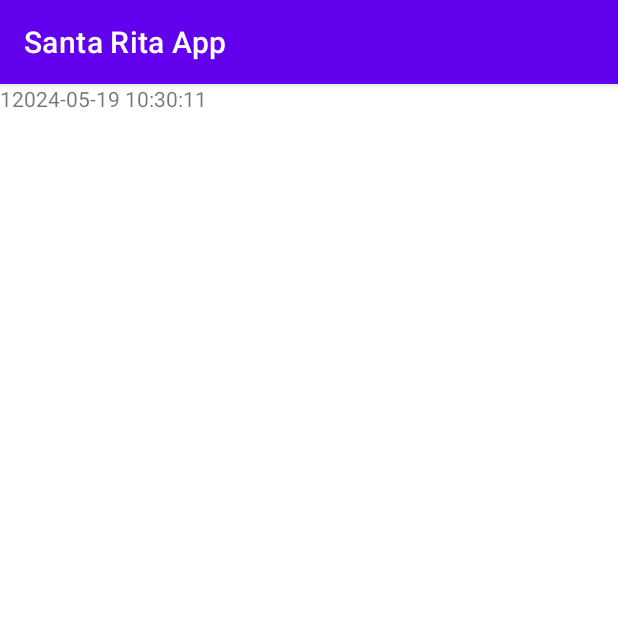
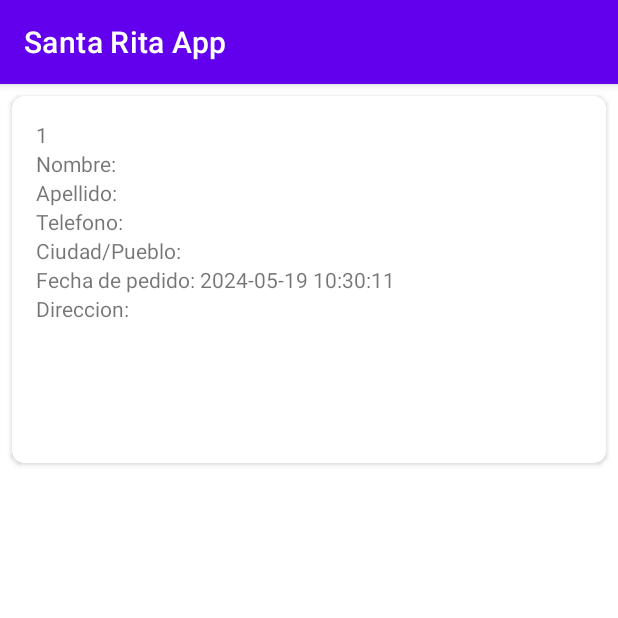
Before and after one commit to 777Undefined777/SantaRitaStore, an Android app: the CommandViewActivity screen opened directly, with no data from a screen before it, on a phone screen of 412 x 824 dp, the top half of it. Run offline under Robolectric (Android 15) with nearby library versions, the phone set to English and light mode, and no system bars.

Commit message:
commit init

```diff
--- a/app/src/main/java/com/example/intento/AdminSQLiteOpenHelper.java
+++ b/app/src/main/java/com/example/intento/AdminSQLiteOpenHelper.java
@@ -5,6 +5,9 @@ import android.content.Context;
 import android.database.Cursor;
 import android.database.sqlite.SQLiteDatabase;
 import android.database.sqlite.SQLiteOpenHelper;
+
+import java.util.ArrayList;
+import java.util.List;
 
 public class AdminSQLiteOpenHelper extends SQLiteOpenHelper {
 
@@ -63,6 +66,17 @@ public class AdminSQLiteOpenHelper extends SQLiteOpenHelper {
                 + "time TEXT)";
         db.execSQL(createProductTableQuery);
 
+        // Crear tabla detalled pedido
+        String createCommandDetailTableQuery = "CREATE TABLE IF NOT EXISTS command_detail ("
+                + "id INTEGER PRIMARY KEY AUTOINCREMENT,"
+                + "product_name TEXT,"
+                + "price TEXT,"
+                + "quantity INTEGER,"
+                + "total_price REAL,"
+                + "command_id INTEGER," // Agregada la columna command_id
+                + "FOREIGN KEY (command_id) REFERENCES commands(id))";
+        db.execSQL(createCommandDetailTableQuery);
+
         // Crear tabla de carrito
         String createCardTableQuery = "CREATE TABLE IF NOT EXISTS cards ("
                 + "id INTEGER PRIMARY KEY AUTOINCREMENT,"
@@ -80,9 +94,6 @@ public class AdminSQLiteOpenHelper extends SQLiteOpenHelper {
         db.execSQL(createCardTableQuery);
     }
 
-
-
-
     // Método para actualizar la estructura de la base de datos
     @Override
     public void onUpgrade(SQLiteDatabase db, int oldVersion, int newVersion) {
@@ -91,6 +102,7 @@ public class AdminSQLiteOpenHelper extends SQLiteOpenHelper {
         db.execSQL("DROP TABLE IF EXISTS commands");
         db.execSQL("DROP TABLE IF EXISTS products");
         db.execSQL("DROP TABLE IF EXISTS cards");
+        db.execSQL("DROP TABLE IF EXISTS command_detail");
         // Crear la estructura de la base de datos nuevamente
         onCreate(db);
     }
@@ -117,8 +129,29 @@ public class AdminSQLiteOpenHelper extends SQLiteOpenHelper {
         // Ejecuta la consulta y devuelve el cursor con los resultados
         return db.rawQuery(query, null);
     }
+
     public Cursor getAllCommands(SQLiteDatabase db) {
         String query = "SELECT id, name, lastname, phone, city, date, address FROM commands";
         return db.rawQuery(query, null);
     }
+
+    public List<CommandDetail> getCommandDetails(SQLiteDatabase db, long commandId) {
+        List<CommandDetail> details = new ArrayList<>();
+        Cursor cursor = db.rawQuery("SELECT * FROM command_detail WHERE command_id = ?", new String[]{String.valueOf(commandId)});
+
+        if (cursor.moveToFirst()) {
+            do {
+                long id = cursor.getLong(cursor.getColumnIndexOrThrow("id"));
+                long cmdId = cursor.getLong(cursor.getColumnIndexOrThrow("command_id"));
+                String productName = cursor.getString(cursor.getColumnIndexOrThrow("product_name"));
+                String price = cursor.getString(cursor.getColumnIndexOrThrow("price"));
+                int quantity = cursor.getInt(cursor.getColumnIndexOrThrow("quantity"));
+                double totalPrice = cursor.getDouble(cursor.getColumnIndexOrThrow("total_price"));
+
+                details.add(new CommandDetail(id, cmdId, productName, price, quantity, totalPrice));
+            } while (cursor.moveToNext());
+        }
+        cursor.close();
+        return details;
+    }
 }
--- a/app/src/main/java/com/example/intento/CommandAdapter.java
+++ b/app/src/main/java/com/example/intento/CommandAdapter.java
@@ -9,12 +9,17 @@ import android.widget.TextView;
 import androidx.annotation.NonNull;
 import androidx.recyclerview.widget.RecyclerView;
 
+import java.util.ArrayList;
+import java.util.List;
+
 public class CommandAdapter extends RecyclerView.Adapter<CommandAdapter.CommandViewHolder> {
 
     private Cursor mCursor;
+    private List<CommandDetail> commandDetails;
 
-    public CommandAdapter(Cursor cursor) {
+    public CommandAdapter(Cursor cursor, List<CommandDetail> commandDetails) {
         mCursor = cursor;
+        this.commandDetails = commandDetails;
     }
 
     @NonNull
@@ -40,14 +45,30 @@ public class CommandAdapter extends RecyclerView.Adapter<CommandAdapter.CommandV
         @SuppressLint("Range") String address = mCursor.getString(mCursor.getColumnIndex("address"));
 
         holder.textViewId.setText(String.valueOf(id));
-        holder.textViewName.setText(name);
-        holder.textViewLastname.setText(lastname);
-        holder.textViewPhone.setText(phone);
-        holder.textViewCity.setText(city);
-        holder.textViewDate.setText(date);
-        holder.textViewAddress.setText(address);
+        holder.textViewName.setText("Nombre: "+name);
+        holder.textViewLastname.setText("Apellido: "+lastname);
+        holder.textViewPhone.setText("Telefono: "+phone);
+        holder.textViewCity.setText("Ciudad/Pueblo: "+city);
+        holder.textViewDate.setText("Fecha de pedido: "+date);
+        holder.textViewAddress.setText("Direccion: "+address);
 
+        // Filtrar la lista de detalles de productos para obtener solo los detalles del producto del pedido actual
+        List<CommandDetail> filteredDetails = new ArrayList<>();
+        for (CommandDetail detail : commandDetails) {
+            if (detail.getCommandId() == id) {
+                filteredDetails.add(detail);
+            }
+        }
+
+        // Mostrar los detalles del producto
+        for (CommandDetail detail : filteredDetails) {
+            holder.textViewProductName.append("Nombre producto: "+detail.getProductName() + "\n");
+            holder.textViewProductPrice.append("Precio Unitario: "+detail.getPrice() + "\n");
+            holder.textViewProductQuantity.append("Cantidad: "+detail.getQuantity() + "\n");
+            holder.textViewProductTotalPrice.append("Precio X Cantidad: "+detail.getTotalPrice() + "\n");
+        }
     }
+
 
     @Override
     public int getItemCount() {
@@ -57,6 +78,7 @@ public class CommandAdapter extends RecyclerView.Adapter<CommandAdapter.CommandV
     public static class CommandViewHolder extends RecyclerView.ViewHolder {
 
         public TextView textViewId, textViewName, textViewLastname, textViewCity, textViewDate, textViewAddress, textViewPhone;
+        public TextView textViewProductName, textViewProductPrice, textViewProductQuantity, textViewProductTotalPrice;
 
         public CommandViewHolder(@NonNull View itemView) {
             super(itemView);
@@ -67,6 +89,11 @@ public class CommandAdapter extends RecyclerView.Adapter<CommandAdapter.CommandV
             textViewCity = itemView.findViewById(R.id.textViewCity);
             textViewDate = itemView.findViewById(R.id.textViewDate);
             textViewAddress = itemView.findViewById(R.id.textViewAddress);
+
+            textViewProductName = itemView.findViewById(R.id.textViewProductName);
+            textViewProductPrice = itemView.findViewById(R.id.textViewProductPrice);
+            textViewProductQuantity = itemView.findViewById(R.id.textViewProductQuantity);
+            textViewProductTotalPrice = itemView.findViewById(R.id.textViewProductTotalPrice);
         }
     }
 }
--- a/app/src/main/java/com/example/intento/CommandViewActivity.java
+++ b/app/src/main/java/com/example/intento/CommandViewActivity.java
@@ -6,7 +6,8 @@ import android.os.Bundle;
 import androidx.appcompat.app.AppCompatActivity;
 import androidx.recyclerview.widget.LinearLayoutManager;
 import androidx.recyclerview.widget.RecyclerView;
-
+import java.util.ArrayList;
+import java.util.List;
 
 public class CommandViewActivity extends AppCompatActivity {
 
@@ -26,7 +27,17 @@ public class CommandViewActivity extends AppCompatActivity {
         SQLiteDatabase db = mDbHelper.getReadableDatabase();
         Cursor cursor = mDbHelper.getAllCommands(db);
 
-        mAdapter = new CommandAdapter(cursor);
+        // Obtener todos los detalles de los comandos
+        List<CommandDetail> allDetails = new ArrayList<>();
+        if (cursor.moveToFirst()) {
+            do {
+                long commandId = cursor.getLong(cursor.getColumnIndexOrThrow("id"));
+                List<CommandDetail> commandDetails = mDbHelper.getCommandDetails(db, commandId);
+                allDetails.addAll(commandDetails);
+            } while (cursor.moveToNext());
+        }
+
+        mAdapter = new CommandAdapter(cursor, allDetails);
         mRecyclerView.setAdapter(mAdapter);
     }
 
--- a/app/src/main/res/layout/activity_command_adapter.xml
+++ b/app/src/main/res/layout/activity_command_adapter.xml
@@ -1,51 +1,82 @@
 <?xml version="1.0" encoding="utf-8"?>
-<LinearLayout xmlns:android="http://schemas.android.com/apk/res/android"
+<androidx.cardview.widget.CardView xmlns:android="http://schemas.android.com/apk/res/android"
+    xmlns:app="http://schemas.android.com/apk/res-auto"
     android:layout_width="match_parent"
     android:layout_height="wrap_content"
-    xmlns:tools="http://schemas.android.com/tools"
-    android:orientation="horizontal"
-    tools:context=".CommandAdapter">
+    android:layout_margin="8dp"
+    app:cardCornerRadius="8dp">
+
+    <LinearLayout
+        android:layout_width="match_parent"
+        android:layout_height="wrap_content"
+        android:orientation="vertical"
+        android:padding="16dp">
 
         <TextView
             android:id="@+id/textViewId"
             android:layout_width="wrap_content"
             android:layout_height="wrap_content"
-        android:text="Id:" />
+            android:text="ID" />
 
         <TextView
             android:id="@+id/textViewName"
             android:layout_width="wrap_content"
             android:layout_height="wrap_content"
-        android:text="Name:" />
+            android:text="Name" />
 
         <TextView
             android:id="@+id/textViewLastname"
             android:layout_width="wrap_content"
             android:layout_height="wrap_content"
-        android:text="Lastname:" />
+            android:text="Lastname" />
 
         <TextView
             android:id="@+id/textViewPhone"
             android:layout_width="wrap_content"
             android:layout_height="wrap_content"
-        android:text="Telefono:" />
+            android:text="Phone" />
 
         <TextView
             android:id="@+id/textViewCity"
             android:layout_width="wrap_content"
             android:layout_height="wrap_content"
-        android:text="City:" />
+            android:text="City" />
 
         <TextView
             android:id="@+id/textViewDate"
             android:layout_width="wrap_content"
             android:layout_height="wrap_content"
-        android:text="Date:" />
+            android:text="Date" />
 
         <TextView
             android:id="@+id/textViewAddress"
             android:layout_width="wrap_content"
             android:layout_height="wrap_content"
-        android:text="Address:" />
+            android:text="Address" />
 
+        <!-- Asegúrate de tener estos TextView para los detalles del producto -->
+        <TextView
+            android:id="@+id/textViewProductName"
+            android:layout_width="wrap_content"
+            android:layout_height="wrap_content"
+            android:text="" />
+
+        <TextView
+            android:id="@+id/textViewProductPrice"
+            android:layout_width="wrap_content"
+            android:layout_height="wrap_content"
+            android:text="" />
+
+        <TextView
+            android:id="@+id/textViewProductQuantity"
+            android:layout_width="wrap_content"
+            android:layout_height="wrap_content"
+            android:text="" />
+
+        <TextView
+            android:id="@+id/textViewProductTotalPrice"
+            android:layout_width="wrap_content"
+            android:layout_height="wrap_content"
+            android:text="" />
     </LinearLayout>
+</androidx.cardview.widget.CardView>
```
Also changed, not shown: app/src/main/java/com/example/intento/CommandAdminCheck.java (+54 -5 lines), app/src/main/java/com/example/intento/CommandDetail.java (added, +44 -0 lines), app/src/main/java/com/example/intento/card_activity.java (+33 -3 lines), app/src/main/res/layout/item_product.xml (+15 -7 lines). Lines whose indentation alone changed are shown as unchanged.
